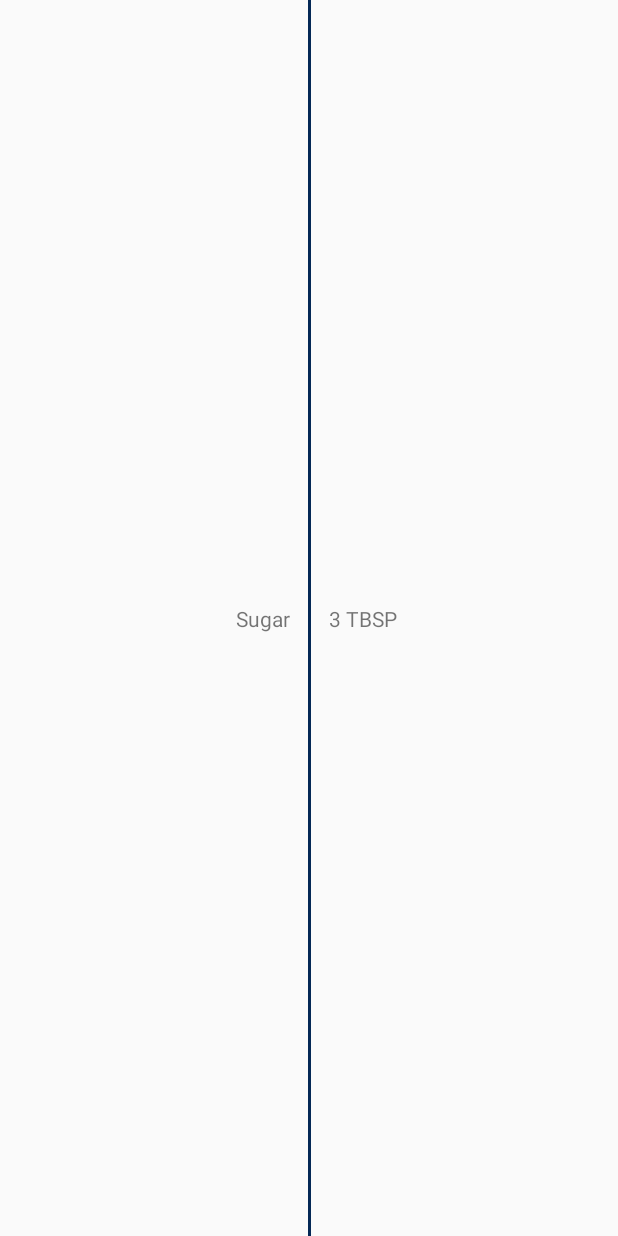
After one commit to mileschew/udacity-baking-app, an Android app: the layout recyclerview_item_ingredient.xml on its own in the app's theme, with its tools: preview values and no code run, on a phone screen of 412 x 824 dp. The commit adds this screen. Run offline under Robolectric (Android 15) with nearby library versions, the light colour scheme and no system bars.

Commit message:
add ingredient list to recipe details

```diff
--- /dev/null
+++ b/app/src/main/res/layout/recyclerview_item_ingredient.xml
@@ -0,0 +1,43 @@
+<?xml version="1.0" encoding="utf-8"?>
+<layout xmlns:android="http://schemas.android.com/apk/res/android"
+    xmlns:tools="http://schemas.android.com/tools"
+    xmlns:app="http://schemas.android.com/apk/res-auto">
+
+    <androidx.constraintlayout.widget.ConstraintLayout
+        android:layout_width="match_parent"
+        android:layout_height="wrap_content">
+
+        <TextView
+            android:id="@+id/rv_ingredient_item_name"
+            android:layout_width="0dp"
+            android:layout_height="wrap_content"
+            android:layout_marginEnd="12dp"
+            app:layout_constraintTop_toTopOf="parent"
+            app:layout_constraintBottom_toBottomOf="parent"
+            app:layout_constraintStart_toStartOf="parent"
+            app:layout_constraintEnd_toStartOf="@id/divider"
+            android:textAlignment="viewEnd"
+            tools:text="Sugar"/>
+
+        <View
+            android:id="@+id/divider"
+            android:layout_width="2dp"
+            android:layout_height="match_parent"
+            app:layout_constraintStart_toStartOf="parent"
+            app:layout_constraintEnd_toEndOf="parent"
+            app:layout_constraintHorizontal_bias="0.5"
+            android:background="@color/colorPrimaryDark"/>
+
+        <TextView
+            android:id="@+id/rv_ingredient_item_quantity_measurement"
+            android:layout_width="0dp"
+            android:layout_height="wrap_content"
+            android:layout_marginStart="12dp"
+            app:layout_constraintTop_toTopOf="parent"
+            app:layout_constraintBottom_toBottomOf="parent"
+            app:layout_constraintStart_toEndOf="@id/divider"
+            tools:text="3 TBSP"/>
+
+    </androidx.constraintlayout.widget.ConstraintLayout>
+
+</layout>
--- a/app/src/main/res/values/strings.xml
+++ b/app/src/main/res/values/strings.xml
@@ -4,6 +4,7 @@
     <string name="recipe_item_title_error">no title</string>
     <string name="step_item_title_error">no title</string>
 
+    <string name="ingredient_quantity_measurement_format">%1$s %2$s</string>
 
     <string name="step_detail_description_error">no description</string>
     <string name="step_detail_button_previous">Prev</string>
```
Also changed, not shown: app/src/main/java/com/ryuta/baking/RecipeDetailFragment.java (+9 -6 lines), app/src/main/java/com/ryuta/baking/util/IngredientAdapter.java (added, +61 -0 lines), app/src/main/res/layout/fragment_recipe_detail.xml (+6 -1 lines).
